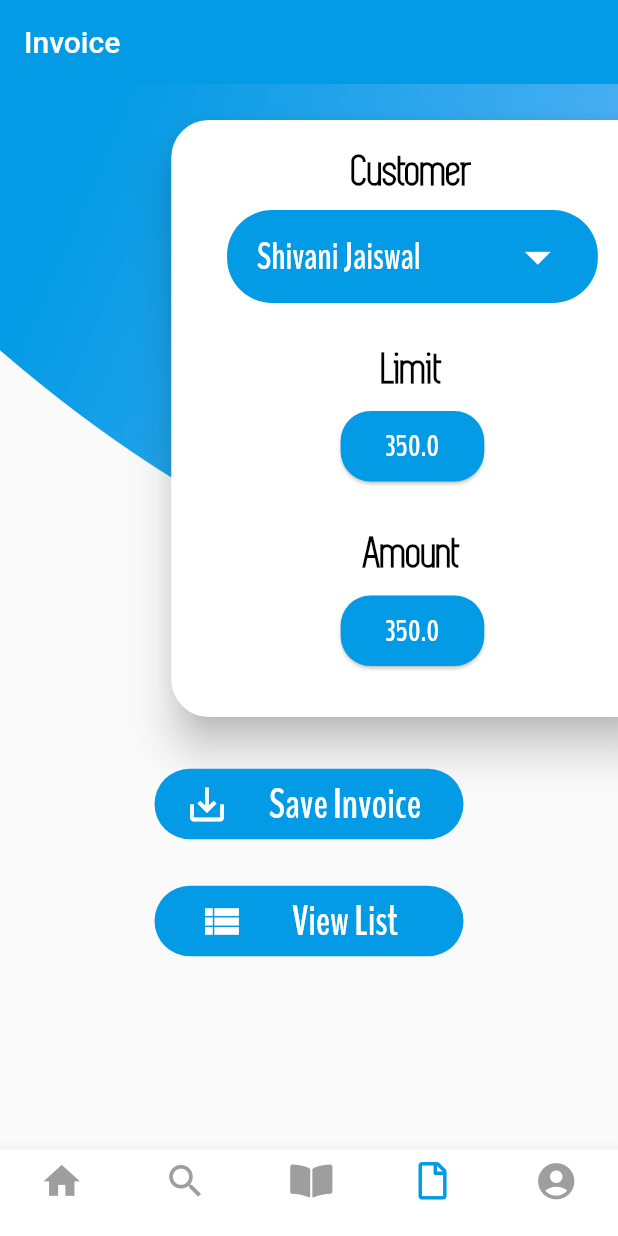
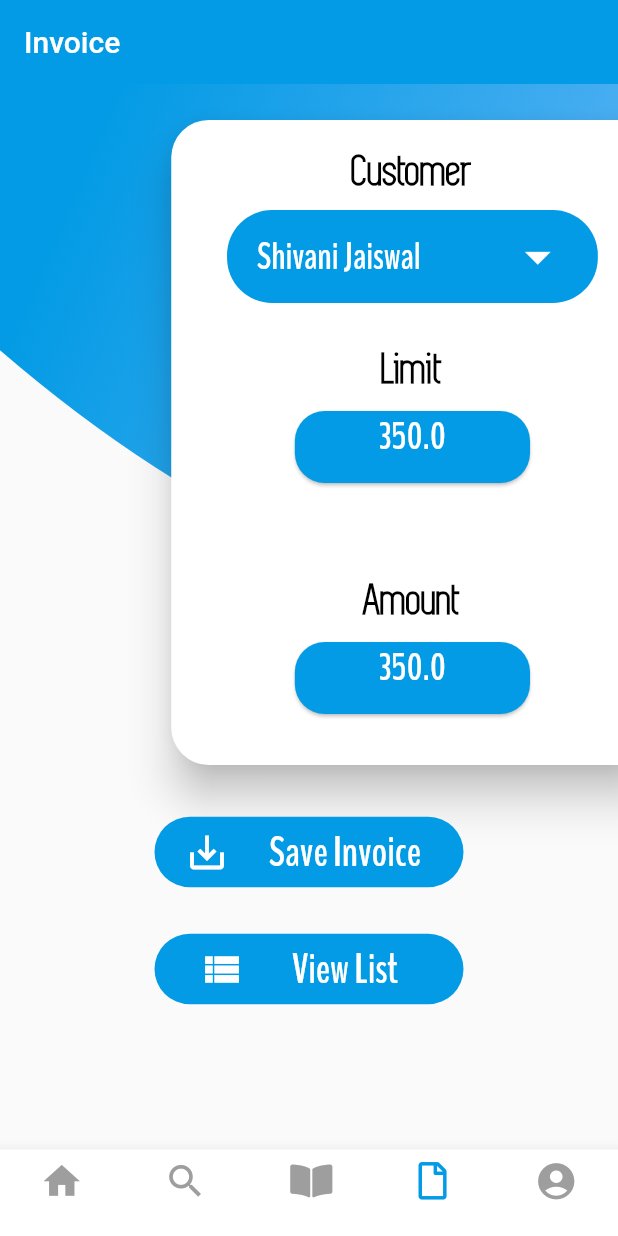
Before and after one commit to JashanPuri/Monthly_Pay_User, a Flutter app: the screen it shows after launch, item 4 of the bottom bar chosen, on a phone screen of 412 x 824 dp. Run offline on Flutter 3.47's test engine with Material 2 defaults, Android fonts, the phone set to English and light mode, and no system bars; our stand-ins replace flutter_typeahead, font_awesome_flutter, image_picker; missing offline and left inert: dropdownfield; accounts and stored records are empty.

Commit message:
Minor UI Changes

```diff
--- a/lib/Invoice/widgets/customer_card.dart
+++ b/lib/Invoice/widgets/customer_card.dart
@@ -11,7 +11,6 @@ class CustomerCard extends StatefulWidget {
 }
 
 class _CustomerCardState extends State<CustomerCard> {
-
   InvoiceCustomer currentCustomer;
   String currentlySelectedName;
   @override
@@ -20,7 +19,6 @@ class _CustomerCardState extends State<CustomerCard> {
     currentlySelectedName = currentCustomer.name;
     super.initState();
   }
-
 
   GlobalKey _dropDownItem = GlobalKey();
 
@@ -52,7 +50,6 @@ class _CustomerCardState extends State<CustomerCard> {
             child: Column(
               crossAxisAlignment: CrossAxisAlignment.center,
               children: <Widget>[
-
                 //Drop Down Widget
                 Container(
                   margin: EdgeInsets.only(top: 20, bottom: 10),
@@ -105,7 +102,9 @@ class _CustomerCardState extends State<CustomerCard> {
                   ),
                 ),
                 Container(
-                  margin: EdgeInsets.only(left: 30, right: 30),
+                  margin: EdgeInsets.only(bottom: 30, left: 30, right: 30),
+                  width: constraints.maxWidth * 0.5,
+                  height: 56,
                   child: Card(
                     color: theme.primaryColor,
                     shape: RoundedRectangleBorder(
@@ -113,13 +112,25 @@ class _CustomerCardState extends State<CustomerCard> {
                     ),
                     child: Padding(
                       padding: const EdgeInsets.symmetric(
-                          vertical: 10, horizontal: 30),
-                      child: Text(
-                        currentCustomer.limit.toString(),
-                        overflow: TextOverflow.ellipsis,
+                        vertical: 0,
+                        horizontal: 30,
+                      ),
+                      child: TextField(
+                        onSubmitted: (val) {
+                          setState(() {
+                            currentCustomer.limit = double.parse(val);
+                          });
+                        },
+                        keyboardType: TextInputType.number,
+                        decoration: InputDecoration.collapsed(
+                          floatingLabelBehavior: FloatingLabelBehavior.never,
+                          hintText: currentCustomer.limit.toString(),
+                          hintStyle: theme.textTheme.subtitle1
+                              .copyWith(color: theme.accentColor, fontSize: 25),
+                        ),
                         textAlign: TextAlign.center,
                         style: theme.textTheme.subtitle1
-                            .copyWith(color: theme.accentColor),
+                            .copyWith(color: theme.accentColor, fontSize: 25),
                       ),
                     ),
                   ),
@@ -135,6 +146,8 @@ class _CustomerCardState extends State<CustomerCard> {
                 ),
                 Container(
                   margin: EdgeInsets.only(bottom: 30, left: 30, right: 30),
+                  width: constraints.maxWidth * 0.5,
+                  height: 56,
                   child: Card(
                     color: theme.primaryColor,
                     shape: RoundedRectangleBorder(
@@ -142,15 +155,25 @@ class _CustomerCardState extends State<CustomerCard> {
                     ),
                     child: Padding(
                       padding: const EdgeInsets.symmetric(
-                        vertical: 10,
+                        vertical: 0,
                         horizontal: 30,
                       ),
-                      child: Text(
-                        currentCustomer.amount.toString(),
-                        overflow: TextOverflow.ellipsis,
+                      child: TextField(
+                        onSubmitted: (val) {
+                          setState(() {
+                            currentCustomer.limit = double.parse(val);
+                          });
+                        },
+                        keyboardType: TextInputType.number,
+                        decoration: InputDecoration.collapsed(
+                          floatingLabelBehavior: FloatingLabelBehavior.never,
+                          hintText: currentCustomer.amount.toString(),
+                          hintStyle: theme.textTheme.subtitle1
+                              .copyWith(color: theme.accentColor, fontSize: 25),
+                        ),
                         textAlign: TextAlign.center,
                         style: theme.textTheme.subtitle1
-                            .copyWith(color: theme.accentColor),
+                            .copyWith(color: theme.accentColor, fontSize: 25),
                       ),
                     ),
                   ),
```
Also changed, not shown: lib/Add_Customer/add_customer.dart (+52 -67 lines).
